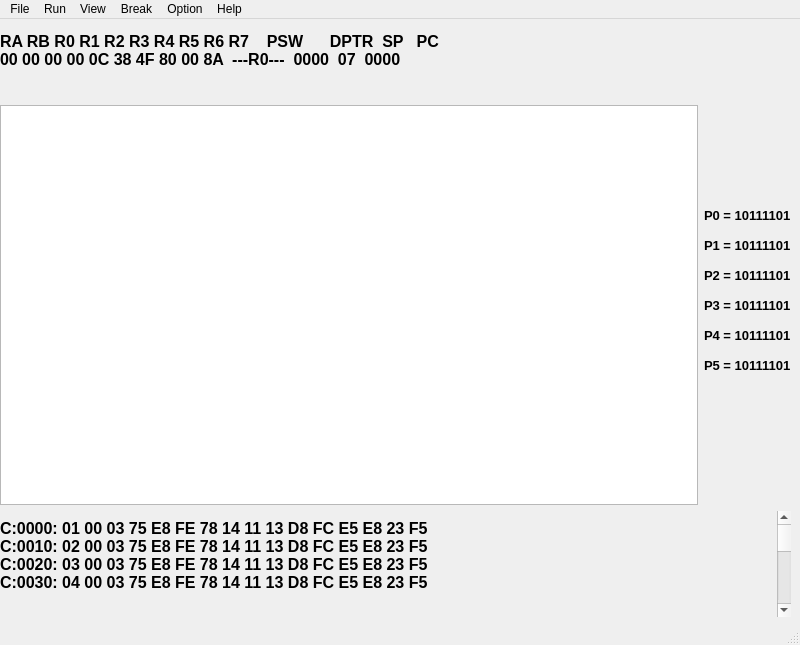
RRRRubbit/Debugger, file Gui/ui_MainWindow.ui: the form before one commit.
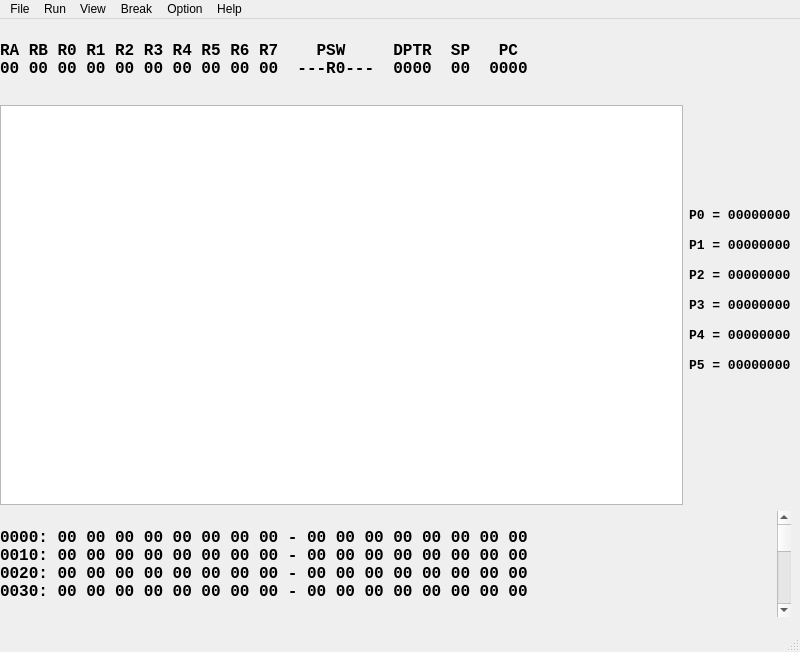
The form after the commit.

Commit message: Update: RAM zone and Font

```diff
--- a/Gui/ui_MainWindow.ui
+++ b/Gui/ui_MainWindow.ui
@@ -13,7 +13,7 @@
     <x>0</x>
     <y>0</y>
     <width>800</width>
-    <height>645</height>
+    <height>652</height>
    </rect>
   </property>
   <property name="maximumSize">
@@ -58,6 +58,13 @@
            <height>400</height>
           </size>
          </property>
+         <property name="font">
+          <font>
+           <family>Courier New</family>
+           <weight>75</weight>
+           <bold>true</bold>
+          </font>
+         </property>
         </widget>
        </item>
        <item>
@@ -76,6 +83,7 @@
          </property>
          <property name="font">
           <font>
+           <family>Courier New</family>
            <pointsize>10</pointsize>
            <weight>75</weight>
            <bold>true</bold>
@@ -83,17 +91,17 @@
           </font>
          </property>
          <property name="text">
-          <string>P0 = 10111101
+          <string>P0 = 00000000
 
-P1 = 10111101
+P1 = 00000000
 
-P2 = 10111101
+P2 = 00000000
 
-P3 = 10111101
+P3 = 00000000
 
-P4 = 10111101
+P4 = 00000000
 
-P5 = 10111101
+P5 = 00000000
 
 </string>
          </property>
@@ -129,15 +137,15 @@
        </property>
        <property name="font">
         <font>
+         <family>Courier New</family>
          <pointsize>12</pointsize>
          <weight>75</weight>
          <bold>true</bold>
         </font>
        </property>
        <property name="text">
-        <string>RA RB R0 R1 R2 R3 R4 R5 R6 R7    PSW      DPTR  SP   PC
-00 00 00 00 0C 38 4F 80 00 8A  ---R0---  0000  07  0000
-</string>
+        <string>RA RB R0 R1 R2 R3 R4 R5 R6 R7    PSW     DPTR  SP   PC
+00 00 00 00 00 00 00 00 00 00  ---R0---  0000  00  0000</string>
        </property>
       </widget>
      </item>
@@ -159,17 +167,17 @@
          </property>
          <property name="font">
           <font>
+           <family>Courier New</family>
            <pointsize>12</pointsize>
            <weight>75</weight>
            <bold>true</bold>
           </font>
          </property>
          <property name="text">
-          <string>C:0000: 01 00 03 75 E8 FE 78 14 11 13 D8 FC E5 E8 23 F5
-C:0010: 02 00 03 75 E8 FE 78 14 11 13 D8 FC E5 E8 23 F5
-C:0020: 03 00 03 75 E8 FE 78 14 11 13 D8 FC E5 E8 23 F5
-C:0030: 04 00 03 75 E8 FE 78 14 11 13 D8 FC E5 E8 23 F5
-</string>
+          <string>0000: 00 00 00 00 00 00 00 00 - 00 00 00 00 00 00 00 00
+0010: 00 00 00 00 00 00 00 00 - 00 00 00 00 00 00 00 00
+0020: 00 00 00 00 00 00 00 00 - 00 00 00 00 00 00 00 00
+0030: 00 00 00 00 00 00 00 00 - 00 00 00 00 00 00 00 00</string>
          </property>
         </widget>
        </item>
```
Left out of the diff: 22 changed lines with no effect on the pictures. The commit also changes 14 other files.
